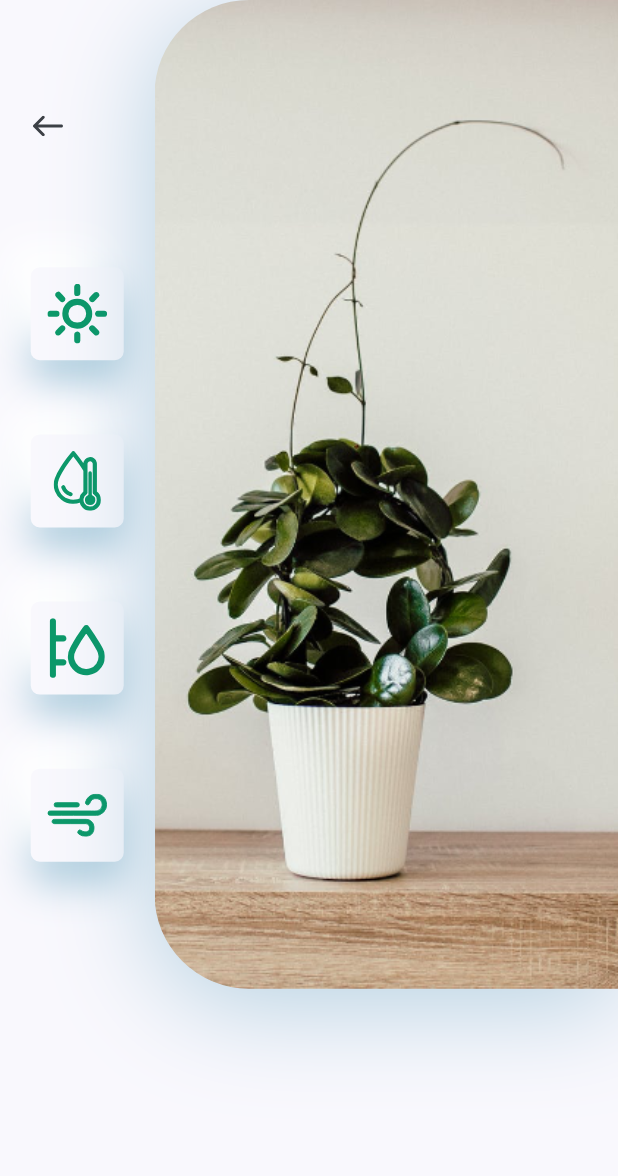
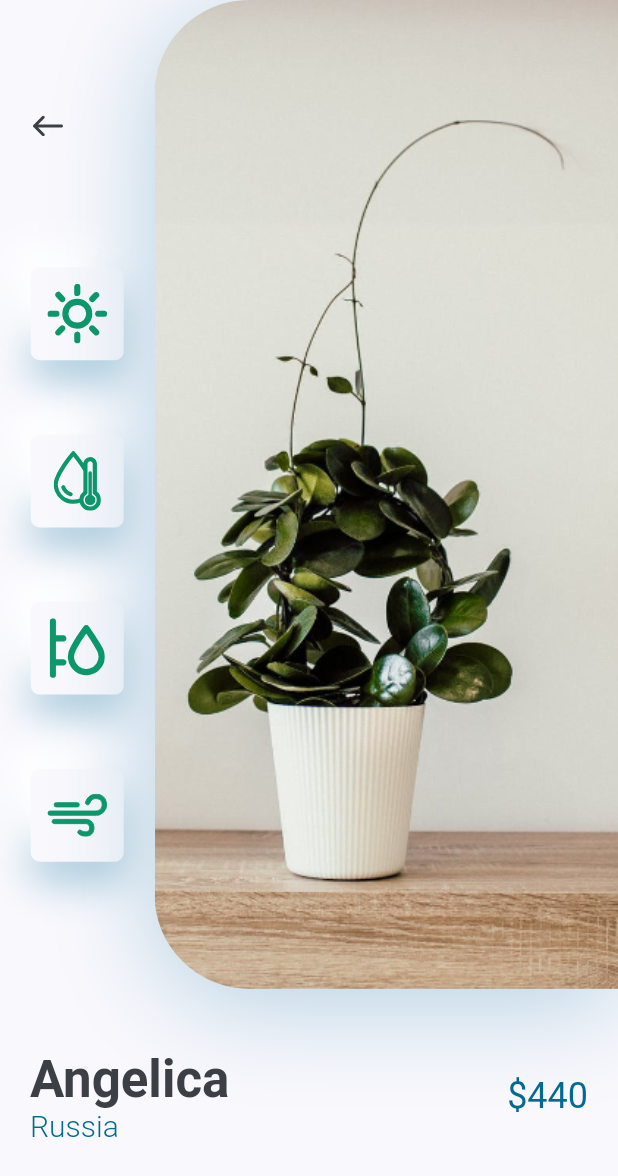
Before and after one commit to Azzamubaidillah/Plant-App, a Flutter app: the DetailsScreen screen opened directly, on a phone screen of 412 x 824 dp. Shown: the top 1176 px of the screen. Run offline on Flutter 3.47's test engine with Material 2 defaults, Android fonts, the phone set to English and light mode, and no system bars; our stand-ins replace flutter_svg.

Commit message:
title and price

```diff
--- a/lib/screens/details/components/body.dart
+++ b/lib/screens/details/components/body.dart
@@ -1,8 +1,7 @@
 import 'package:flutter/material.dart';
-import 'package:flutter_svg/flutter_svg.dart';
-import 'package:plant_application/constants.dart';
 
-import 'icon_card.dart';
+import 'image_and_icons.dart';
+import 'title_and_price.dart';
 
 class Body extends StatelessWidget {
   const Body({Key? key}) : super(key: key);
@@ -10,65 +9,17 @@ class Body extends StatelessWidget {
   @override
   Widget build(BuildContext context) {
     Size size = MediaQuery.of(context).size;
-    return Column(
-      children: <Widget>[
-        SizedBox(
-          height: size.height * 0.8,
-          child: Row(
-            children: <Widget>[
-              Expanded(
-                child: Padding(
-                  padding: const EdgeInsets.symmetric(
-                    vertical: kDefaultPadding * 3,
-                  ),
-                  child: Column(
-                    children: [
-                      Align(
-                        alignment: Alignment.topLeft,
-                        child: IconButton(
-                          padding: const EdgeInsets.symmetric(
-                            horizontal: kDefaultPadding,
-                          ),
-                          onPressed: () {
-                            Navigator.pop(context);
-                          },
-                          icon: SvgPicture.asset("assets/icons/back_arrow.svg"),
-                        ),
-                      ),
-                      const Spacer(),
-                      const IconCard(icon: "assets/icons/sun.svg"),
-                      const IconCard(icon: "assets/icons/icon_2.svg"),
-                      const IconCard(icon: "assets/icons/icon_3.svg"),
-                      const IconCard(icon: "assets/icons/icon_4.svg"),
-                    ],
-                  ),
-                ),
-              ),
-              Container(
-                height: size.height * 0.8,
-                width: size.width * 0.75,
-                decoration: BoxDecoration(
-                  borderRadius: const BorderRadius.only(
-                    topLeft: Radius.circular(63),
-                    bottomLeft: Radius.circular(63),
-                  ),
-                  boxShadow: [
-                    BoxShadow(
-                        offset: const Offset(0, 10),
-                        blurRadius: 60,
-                        color: kPrimaryColor.withOpacity(0.28)),
-                  ],
-                  image: const DecorationImage(
-                    alignment: Alignment.centerLeft,
-                    fit: BoxFit.cover,
-                    image: AssetImage("assets/images/img.png"),
-                  ),
-                ),
-              )
-            ],
+    return SingleChildScrollView(
+      child: Column(
+        children: <Widget>[
+          ImageAndIcons(size: size),
+          const TitleAndPrice(
+            title: "Angelica",
+            country: "Russia",
+            price: 440,
           ),
-        ),
-      ],
+        ],
+      ),
     );
   }
 }
--- /dev/null
+++ b/lib/screens/details/components/image_and_icons.dart
@@ -0,0 +1,74 @@
+import 'package:flutter/material.dart';
+import 'package:flutter_svg/svg.dart';
+
+import '../../../constants.dart';
+import 'icon_card.dart';
+
+class ImageAndIcons extends StatelessWidget {
+  const ImageAndIcons({
+    Key? key,
+    required this.size,
+  }) : super(key: key);
+
+  final Size size;
+
+  @override
+  Widget build(BuildContext context) {
+    return SizedBox(
+      height: size.height * 0.8,
+      child: Row(
+        children: <Widget>[
+          Expanded(
+            child: Padding(
+              padding: EdgeInsets.symmetric(
+                vertical: kDefaultPadding * 3,
+              ),
+              child: Column(
+                children: [
+                  Align(
+                    alignment: Alignment.topLeft,
+                    child: IconButton(
+                      padding: EdgeInsets.symmetric(
+                        horizontal: kDefaultPadding,
+                      ),
+                      onPressed: () {
+                        Navigator.pop(context);
+                      },
+                      icon: SvgPicture.asset("assets/icons/back_arrow.svg"),
+                    ),
+                  ),
+                  const Spacer(),
+                  const IconCard(icon: "assets/icons/sun.svg"),
+                  const IconCard(icon: "assets/icons/icon_2.svg"),
+                  const IconCard(icon: "assets/icons/icon_3.svg"),
+                  const IconCard(icon: "assets/icons/icon_4.svg"),
+                ],
+              ),
+            ),
+          ),
+          Container(
+            height: size.height * 0.8,
+            width: size.width * 0.75,
+            decoration: BoxDecoration(
+              borderRadius: const BorderRadius.only(
+                topLeft: Radius.circular(63),
+                bottomLeft: Radius.circular(63),
+              ),
+              boxShadow: [
+                BoxShadow(
+                    offset: const Offset(0, 10),
+                    blurRadius: 60,
+                    color: kPrimaryColor.withOpacity(0.28)),
+              ],
+              image: const DecorationImage(
+                alignment: Alignment.centerLeft,
+                fit: BoxFit.cover,
+                image: AssetImage("assets/images/img.png"),
+              ),
+            ),
+          )
+        ],
+      ),
+    );
+  }
+}
--- /dev/null
+++ b/lib/screens/details/components/title_and_price.dart
@@ -0,0 +1,57 @@
+import 'package:flutter/material.dart';
+import 'package:plant_application/constants.dart';
+
+class TitleAndPrice extends StatelessWidget {
+  const TitleAndPrice({
+    Key? key,
+    required this.title,
+    required this.country,
+    required this.price,
+  }) : super(key: key);
+
+  final String title, country;
+  final int price;
+
+  @override
+  Widget build(BuildContext context) {
+    return Padding(
+      padding: const EdgeInsets.only(
+          left: kDefaultPadding,
+          right: kDefaultPadding,
+          top: kDefaultPadding * 2),
+      child: Row(
+        children: <Widget>[
+          RichText(
+            text: TextSpan(
+              children: [
+                TextSpan(
+                  text: "$title\n",
+                  style: Theme.of(context)
+                      .textTheme
+                      .headline4!
+                      .copyWith(color: kTextColor, fontWeight: FontWeight.bold),
+                ),
+                TextSpan(
+                  text: country,
+                  style: const TextStyle(
+                    fontSize: 20,
+                    color: kPrimaryColor,
+                    fontWeight: FontWeight.w300,
+                  ),
+                ),
+              ],
+            ),
+          ),
+          Spacer(),
+          Text(
+            "\$$price",
+            style: Theme.of(context)
+                .textTheme
+                .headline5!
+                .copyWith(color: kPrimaryColor),
+          ),
+        ],
+      ),
+    );
+  }
+}
```
